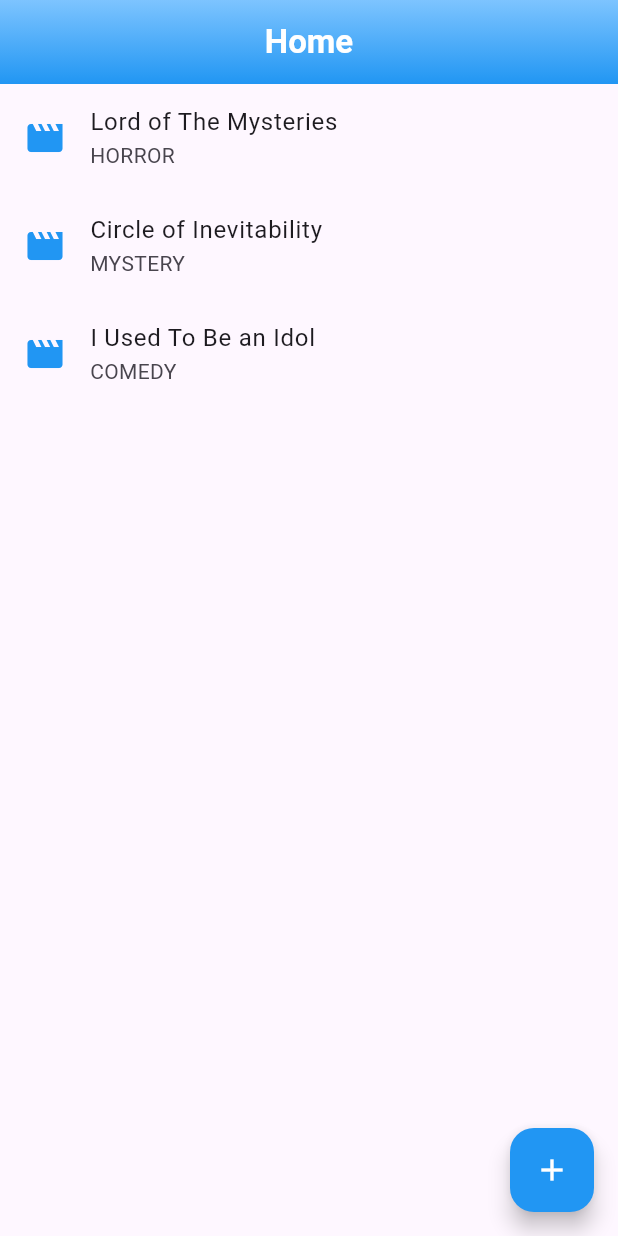
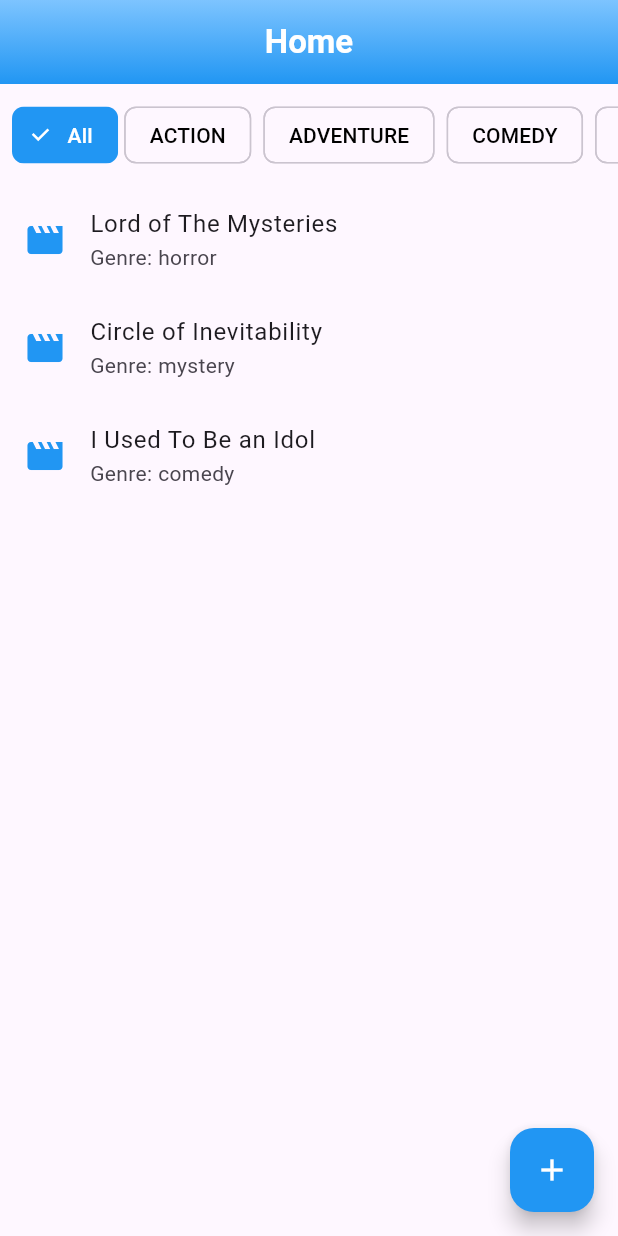
Before and after one commit to muhammadHeiwa/movie-riverpod, a Flutter app: the screen it shows after launch, on a phone screen of 412 x 824 dp. Run offline on Flutter 3.47's test engine with Material 3 defaults, Android fonts, the phone set to English and light mode, and no system bars; drawn by our look-alikes of flutter_slidable; our stand-ins replace flutter_riverpod, riverpod_annotation; generated files the repository leaves out were written again.

Commit message:
update button filter by genre

```diff
--- a/lib/main.dart
+++ b/lib/main.dart
@@ -1,8 +1,6 @@
 import 'package:flutter/material.dart';
 import 'package:flutter_riverpod/flutter_riverpod.dart';
-import 'package:flutter_slidable/flutter_slidable.dart';
-import 'package:riverstate/components/modal_movie_dialog.dart';
-import 'package:riverstate/riverpod/state_provider/movie_provider/movie_provider.dart';
+import 'package:riverstate/screens/home_screen.dart';
 
 void main() {
   runApp(const ProviderScope(child: MyApp()));
@@ -23,92 +21,3 @@ class MyApp extends StatelessWidget {
     );
   }
 }
-
-class HomeScreen extends ConsumerWidget {
-  const HomeScreen({super.key});
-
-  @override
-  Widget build(BuildContext context, WidgetRef ref) {
-    final movieList = ref.watch(movieStateEventProvider);
-    final movieEvent = ref.watch(movieStateEventProvider.notifier);
-
-    return Scaffold(
-      appBar: AppBar(
-        title: const Text(
-          'Home',
-          style: TextStyle(
-            color: Colors.white,
-            fontWeight: FontWeight.bold,
-          ),
-        ),
-        centerTitle: true,
-        flexibleSpace: Container(
-          decoration: const BoxDecoration(
-            gradient: LinearGradient(
-              begin: Alignment.topCenter,
-              end: Alignment.bottomCenter,
-              colors: <Color>[Color.fromARGB(255, 125, 196, 255), Colors.blue],
-            ),
-          ),
-        ),
-      ),
-      body: movieList.isEmpty
-          ? const Center(child: Text('No movies available.'))
-          : SingleChildScrollView(
-              scrollDirection: Axis.horizontal,
-              child: Column(
-                children: movieList.map((movie) {
-                  return SizedBox(
-                    width: MediaQuery.of(context).size.width,
-                    child: Slidable(
-                      key: ValueKey(movie.id),
-                      endActionPane: ActionPane(
-                        motion: const StretchMotion(),
-                        children: [
-                          SlidableAction(
-                            onPressed: (_) => showDialog(
-                              context: context,
-                              builder: (context) => ModalMovieDialog(
-                                movie: movie,
-                                isEditing: true,
-                              ),
-                            ),
-                            backgroundColor: Colors.blue,
-                            foregroundColor: Colors.white,
-                            icon: Icons.edit,
-                            label: 'Edit',
-                          ),
-                          SlidableAction(
-                            onPressed: (_) => movieEvent.deleteList(movie.id),
-                            backgroundColor: Colors.red,
-                            foregroundColor: Colors.white,
-                            icon: Icons.delete,
-                            label: 'Delete',
-                          ),
-                        ],
-                      ),
-                      child: ListTile(
-                        leading: Icon(
-                          Icons.movie,
-                          color: Colors.blue,
-                          size: 28,
-                        ),
-                        title: Text(movie.title),
-                        subtitle: Text(movie.genre.name.toUpperCase()),
-                      ),
-                    ),
-                  );
-                }).toList(),
-              ),
-            ),
-      floatingActionButton: FloatingActionButton(
-        onPressed: () => showDialog(
-          context: context,
-          builder: (context) => ModalMovieDialog(isEditing: false),
-        ),
-        backgroundColor: Colors.blue,
-        child: const Icon(Icons.add, color: Colors.white),
-      ),
-    );
-  }
-}
--- /dev/null
+++ b/lib/screens/home_screen.dart
@@ -0,0 +1,143 @@
+import 'package:flutter/material.dart';
+import 'package:flutter_riverpod/flutter_riverpod.dart';
+import 'package:flutter_slidable/flutter_slidable.dart';
+import 'package:riverstate/components/modal_movie_dialog.dart';
+import 'package:riverstate/riverpod/state_provider/movie_provider/movie_provider.dart';
+
+class HomeScreen extends ConsumerStatefulWidget {
+  const HomeScreen({super.key});
+
+  @override
+  ConsumerState createState() => _HomeScreenState();
+}
+
+class _HomeScreenState extends ConsumerState<HomeScreen> {
+  GenreChoice? selectedGenre;
+
+  @override
+  Widget build(BuildContext context) {
+    final movieList = ref.watch(movieStateEventProvider);
+    final movieEvent = ref.watch(movieStateEventProvider.notifier);
+
+    final filteredMovies =
+        selectedGenre == null ? movieList : movieList.where((movie) => movie.genre == selectedGenre).toList();
+
+    return Scaffold(
+      appBar: AppBar(
+        title: const Text(
+          'Home',
+          style: TextStyle(
+            color: Colors.white,
+            fontWeight: FontWeight.bold,
+          ),
+        ),
+        centerTitle: true,
+        flexibleSpace: Container(
+          decoration: const BoxDecoration(
+            gradient: LinearGradient(
+              begin: Alignment.topCenter,
+              end: Alignment.bottomCenter,
+              colors: <Color>[Color.fromARGB(255, 125, 196, 255), Colors.blue],
+            ),
+          ),
+        ),
+      ),
+      body: Column(
+        children: [
+          SingleChildScrollView(
+            scrollDirection: Axis.horizontal,
+            padding: const EdgeInsets.symmetric(vertical: 10, horizontal: 8),
+            child: Row(
+              children: [
+                ChoiceChip(
+                  label: const Text('All'),
+                  selected: selectedGenre == null,
+                  selectedColor: Colors.blue,
+                  labelStyle: TextStyle(color: selectedGenre == null ? Colors.white : Colors.black),
+                  checkmarkColor: Colors.white,
+                  onSelected: (_) => setState(() => selectedGenre = null),
+                ),
+                ...GenreChoice.values.map((genre) {
+                  return Padding(
+                    padding: const EdgeInsets.symmetric(horizontal: 4),
+                    child: ChoiceChip(
+                      label: Text(genre.name.toUpperCase()),
+                      selected: selectedGenre == genre,
+                      selectedColor: Colors.blue,
+                      labelStyle: TextStyle(color: selectedGenre == genre ? Colors.white : Colors.black),
+                      checkmarkColor: Colors.white,
+                      onSelected: (selected) {
+                        setState(() {
+                          selectedGenre = selected ? genre : null;
+                        });
+                      },
+                    ),
+                  );
+                }),
+              ],
+            ),
+          ),
+          Expanded(
+            child: filteredMovies.isEmpty
+                ? const Center(child: Text('No movies available.'))
+                : SingleChildScrollView(
+                    scrollDirection: Axis.horizontal,
+                    child: Column(
+                      children: filteredMovies.map((movie) {
+                        return SizedBox(
+                          width: MediaQuery.of(context).size.width,
+                          child: Slidable(
+                            key: ValueKey(movie.id),
+                            endActionPane: ActionPane(
+                              motion: const StretchMotion(),
+                              children: [
+                                SlidableAction(
+                                  onPressed: (_) => showDialog(
+                                    context: context,
+                                    builder: (context) => ModalMovieDialog(
+                                      movie: movie,
+                                      isEditing: true,
+                                    ),
+                                  ),
+                                  backgroundColor: Colors.blue,
+                                  foregroundColor: Colors.white,
+                                  icon: Icons.edit,
+                                  label: 'Edit',
+                                ),
+                                SlidableAction(
+                                  onPressed: (_) => movieEvent.deleteList(movie.id),
+                                  backgroundColor: Colors.red,
+                                  foregroundColor: Colors.white,
+                                  icon: Icons.delete,
+                                  label: 'Delete',
+                                ),
+                              ],
+                            ),
+                            child: ListTile(
+                              leading: Icon(
+                                Icons.movie,
+                                color: Colors.blue,
+                                size: 28,
+                              ),
+                              title: Text(movie.title),
+                              subtitle: Text("Genre: ${movie.genre.name}"),
+                            ),
+                          ),
+                        );
+                      }).toList(),
+                    ),
+                  ),
+          ),
+        ],
+      ),
+      floatingActionButton: FloatingActionButton(
+        onPressed: () => showDialog(
+          context: context,
+          builder: (context) => ModalMovieDialog(isEditing: false),
+        ),
+        backgroundColor: Colors.blue,
+        child: const Icon(Icons.add, color: Colors.white),
+      ),
+    );
+  }
+}
```
